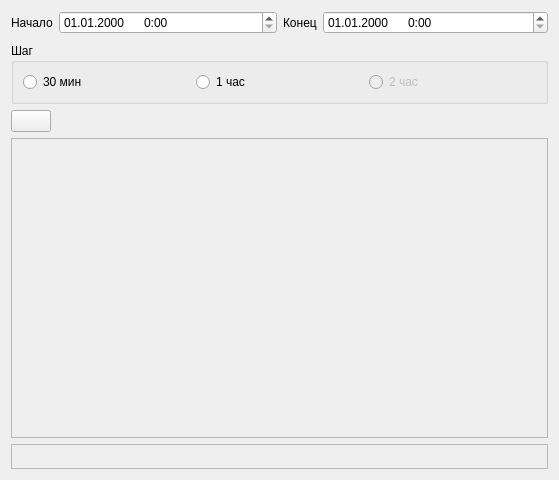
Qt form club_stat/gui/ui/out_form.ui (zaswed76/pc_club) before a commit.
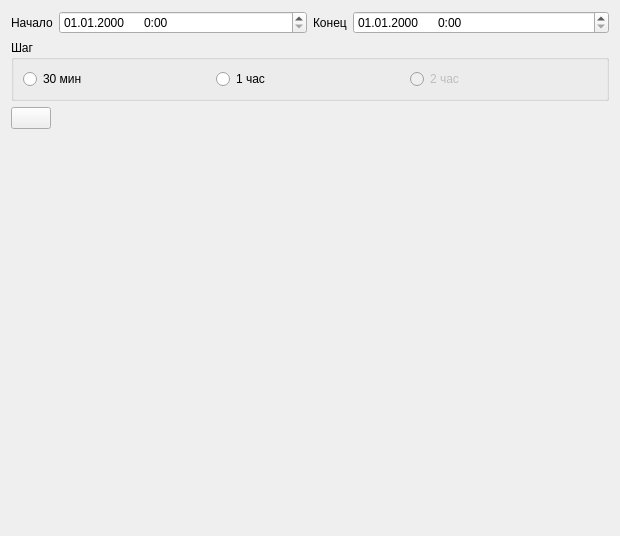
The same form after that commit.

Commit message: create out_form

Patch:
```diff
--- a/club_stat/gui/ui/out_form.ui
+++ b/club_stat/gui/ui/out_form.ui
@@ -6,14 +6,14 @@
    <rect>
     <x>0</x>
     <y>0</y>
-    <width>559</width>
-    <height>480</height>
+    <width>620</width>
+    <height>536</height>
    </rect>
   </property>
   <property name="windowTitle">
    <string>Form</string>
   </property>
-  <layout class="QVBoxLayout" name="verticalLayout">
+  <layout class="QVBoxLayout" name="verticalLayout" stretch="0,0,0,2,0">
    <item>
     <layout class="QHBoxLayout" name="horizontalLayout">
      <item>
@@ -115,20 +115,32 @@
     </layout>
    </item>
    <item>
-    <widget class="QFrame" name="frame_2">
+    <widget class="QWidget" name="widget_2" native="true">
      <property name="minimumSize">
       <size>
        <width>0</width>
        <height>300</height>
       </size>
      </property>
-     <property name="frameShape">
-      <enum>QFrame::StyledPanel</enum>
-     </property>
-     <property name="frameShadow">
-      <enum>QFrame::Raised</enum>
-     </property>
      <layout class="QVBoxLayout" name="verticalLayout_2">
+      <property name="spacing">
+       <number>1</number>
+      </property>
+      <property name="sizeConstraint">
+       <enum>QLayout::SetMaximumSize</enum>
+      </property>
+      <property name="leftMargin">
+       <number>4</number>
+      </property>
+      <property name="topMargin">
+       <number>4</number>
+      </property>
+      <property name="rightMargin">
+       <number>4</number>
+      </property>
+      <property name="bottomMargin">
+       <number>4</number>
+      </property>
       <item>
        <widget class="QLabel" name="graph_lb">
         <property name="text">
@@ -143,14 +155,7 @@
     </widget>
    </item>
    <item>
-    <widget class="QFrame" name="frame">
-     <property name="frameShape">
-      <enum>QFrame::StyledPanel</enum>
-     </property>
-     <property name="frameShadow">
-      <enum>QFrame::Raised</enum>
-     </property>
-    </widget>
+    <widget class="QWidget" name="widget" native="true"/>
    </item>
   </layout>
  </widget>
```
Left out of the diff: 2 changed lines with no effect on the pictures. The commit also changes 2 other files.
